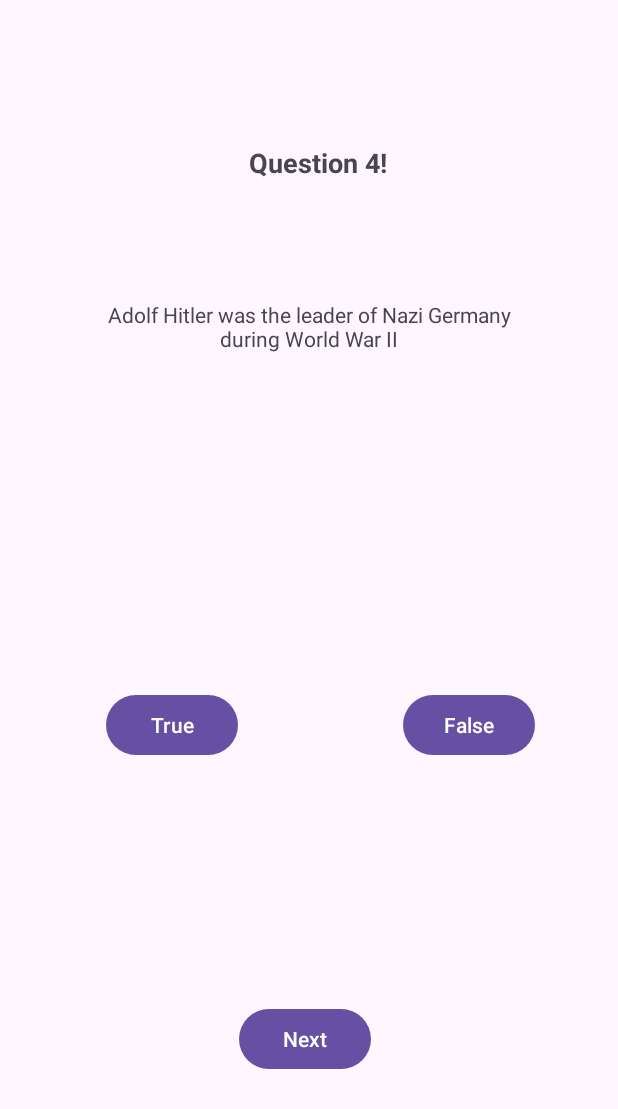
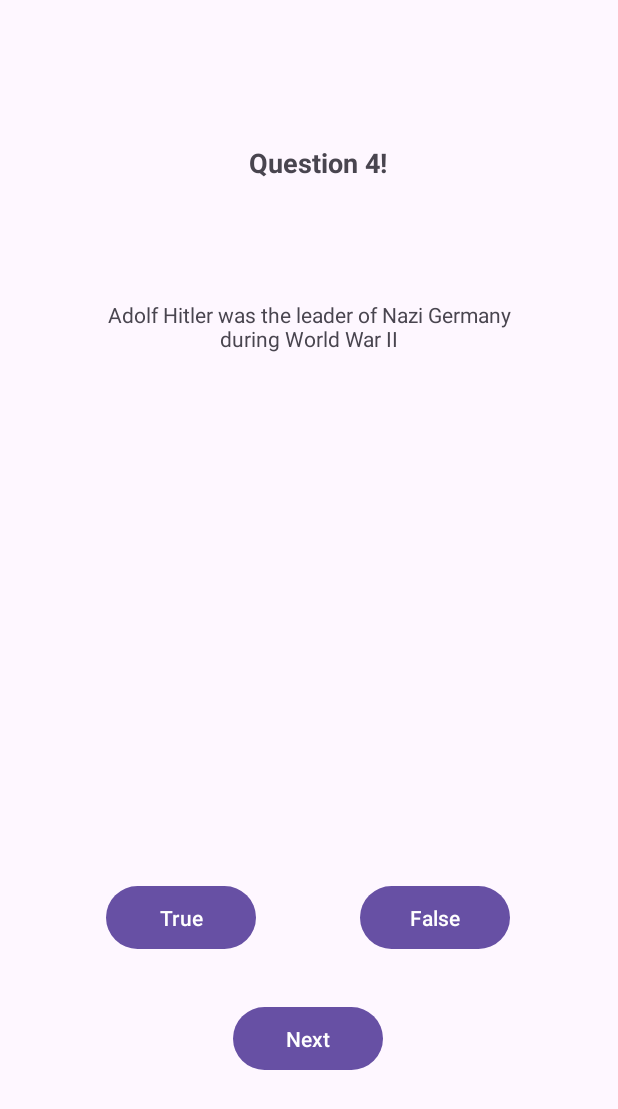
Before and after one commit to StephenChristie12345/TestYourknowledge, an Android app: the Question4 screen opened directly, with no data from a screen before it, on a phone screen of 412 x 824 dp. Shown: the top 1109 px of the screen. Run offline under Robolectric (Android 15) with nearby library versions, the phone set to English and light mode, and no system bars.

Commit message:
Fixed up buttons and spacing

```diff
--- a/app/src/main/res/layout/activity_question4.xml
+++ b/app/src/main/res/layout/activity_question4.xml
@@ -9,36 +9,36 @@
 
     <Button
         android:id="@+id/button_true4"
-        android:layout_width="wrap_content"
-        android:layout_height="wrap_content"
+        android:layout_width="100dp"
+        android:layout_height="50dp"
         android:text="True"
         app:layout_constraintBottom_toBottomOf="parent"
         app:layout_constraintEnd_toEndOf="parent"
-        app:layout_constraintHorizontal_bias="0.219"
+        app:layout_constraintHorizontal_bias="0.226"
         app:layout_constraintStart_toStartOf="parent"
         app:layout_constraintTop_toTopOf="parent"
-        app:layout_constraintVertical_bias="0.592" />
+        app:layout_constraintVertical_bias="0.758" />
 
     <Button
         android:id="@+id/button_false4"
-        android:layout_width="wrap_content"
-        android:layout_height="wrap_content"
+        android:layout_width="100dp"
+        android:layout_height="50dp"
         android:text="False"
         app:layout_constraintBottom_toBottomOf="parent"
         app:layout_constraintEnd_toEndOf="parent"
-        app:layout_constraintHorizontal_bias="0.829"
+        app:layout_constraintHorizontal_bias="0.77"
         app:layout_constraintStart_toStartOf="parent"
         app:layout_constraintTop_toTopOf="parent"
-        app:layout_constraintVertical_bias="0.592" />
+        app:layout_constraintVertical_bias="0.758" />
 
     <Button
         android:id="@+id/button_next4"
-        android:layout_width="wrap_content"
-        android:layout_height="wrap_content"
+        android:layout_width="100dp"
+        android:layout_height="50dp"
         android:text="Next"
         app:layout_constraintBottom_toBottomOf="parent"
         app:layout_constraintEnd_toEndOf="parent"
-        app:layout_constraintHorizontal_bias="0.492"
+        app:layout_constraintHorizontal_bias="0.498"
         app:layout_constraintStart_toStartOf="parent"
         app:layout_constraintTop_toTopOf="parent"
         app:layout_constraintVertical_bias="0.862" />
```
Also changed, not shown: app/src/main/res/layout/activity_question2.xml (+8 -8 lines), app/src/main/res/layout/activity_question3.xml (+13 -13 lines), app/src/main/res/layout/activity_question5.xml (+11 -11 lines), app/src/main/res/layout/activity_score.xml (+1 -13 lines).
